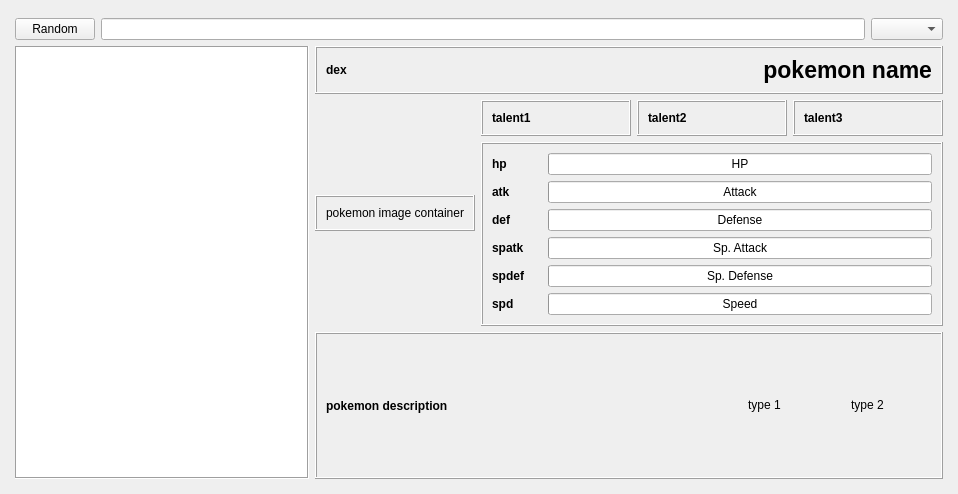
Old version of the form design.ui in the repository Odizinne/QDex.
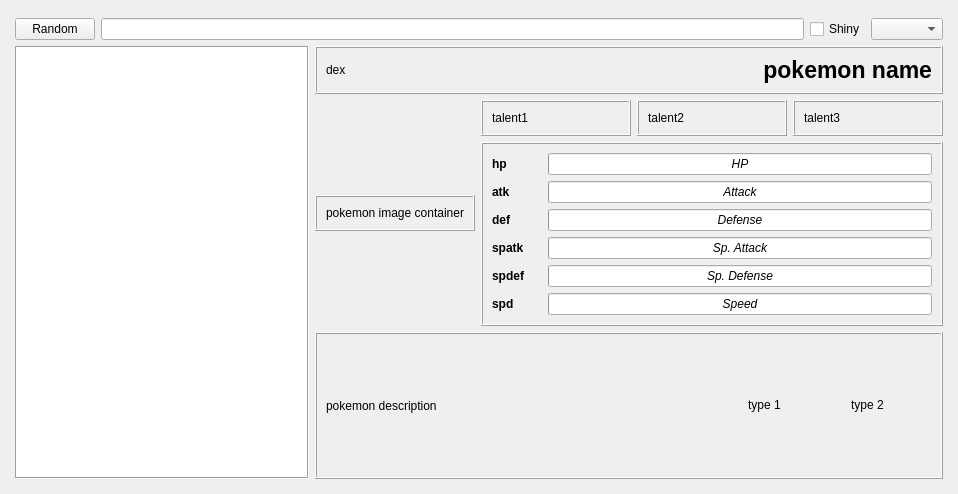
New version of the form.

Commit message: added toggle for  shiny sprites

Patch:
```diff
--- a/design.ui
+++ b/design.ui
@@ -65,6 +65,13 @@
          </property>
         </widget>
        </item>
+       <item>
+        <widget class="QCheckBox" name="shinyCheckbox">
+         <property name="text">
+          <string>Shiny</string>
+         </property>
+        </widget>
+       </item>
        <item>
         <widget class="QComboBox" name="languageComboBox"/>
        </item>
@@ -163,6 +170,11 @@
          </item>
          <item row="0" column="1">
           <widget class="QProgressBar" name="hpBar">
+           <property name="font">
+            <font>
+             <italic>true</italic>
+            </font>
+           </property>
            <property name="maximum">
             <number>255</number>
            </property>
@@ -176,6 +188,11 @@
          </item>
          <item row="5" column="1">
           <widget class="QProgressBar" name="spdBar">
+           <property name="font">
+            <font>
+             <italic>true</italic>
+            </font>
+           </property>
            <property name="maximum">
             <number>255</number>
            </property>
@@ -202,6 +219,11 @@
          </item>
          <item row="4" column="1">
           <widget class="QProgressBar" name="spdefBar">
+           <property name="font">
+            <font>
+             <italic>true</italic>
+            </font>
+           </property>
            <property name="maximum">
             <number>255</number>
            </property>
@@ -240,6 +262,13 @@
          </item>
          <item row="2" column="1">
           <widget class="QProgressBar" name="defBar">
+           <property name="font">
+            <font>
+             <weight>50</weight>
+             <italic>true</italic>
+             <bold>false</bold>
+            </font>
+           </property>
            <property name="maximum">
             <number>255</number>
            </property>
@@ -266,6 +295,13 @@
          </item>
          <item row="1" column="1">
           <widget class="QProgressBar" name="atkBar">
+           <property name="font">
+            <font>
+             <weight>50</weight>
+             <italic>true</italic>
+             <bold>false</bold>
+            </font>
+           </property>
            <property name="maximum">
             <number>255</number>
            </property>
@@ -305,6 +341,11 @@
          </item>
          <item row="3" column="1">
           <widget class="QProgressBar" name="spatkBar">
+           <property name="font">
+            <font>
+             <italic>true</italic>
+            </font>
+           </property>
            <property name="maximum">
             <number>255</number>
            </property>
@@ -368,8 +409,8 @@
            </property>
            <property name="font">
             <font>
-             <weight>75</weight>
-             <bold>true</bold>
+             <weight>50</weight>
+             <bold>false</bold>
             </font>
            </property>
            <property name="text">
@@ -429,8 +470,8 @@
            </property>
            <property name="font">
             <font>
-             <weight>75</weight>
-             <bold>true</bold>
+             <weight>50</weight>
+             <bold>false</bold>
             </font>
            </property>
            <property name="text">
@@ -490,8 +531,8 @@
            </property>
            <property name="font">
             <font>
-             <weight>75</weight>
-             <bold>true</bold>
+             <weight>50</weight>
+             <bold>false</bold>
             </font>
            </property>
            <property name="text">
@@ -556,8 +597,8 @@
            </property>
            <property name="font">
             <font>
-             <weight>75</weight>
-             <bold>true</bold>
+             <weight>50</weight>
+             <bold>false</bold>
             </font>
            </property>
            <property name="text">
@@ -649,8 +690,8 @@
               </property>
               <property name="font">
                <font>
-                <weight>75</weight>
-                <bold>true</bold>
+                <weight>50</weight>
+                <bold>false</bold>
                </font>
               </property>
               <property name="text">
```
The commit also changes 2053 other files.
